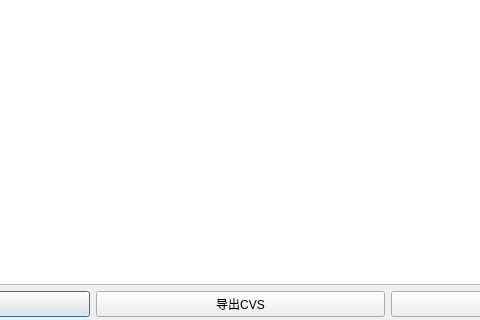
VeinySoft/BeiJingQiXiang2018, file RadarEchoTracking/SectionDialog.ui: the form before one commit; both pictures show x 201 to 681 and y 128 to 448 of the 883 by 448 pixel window.
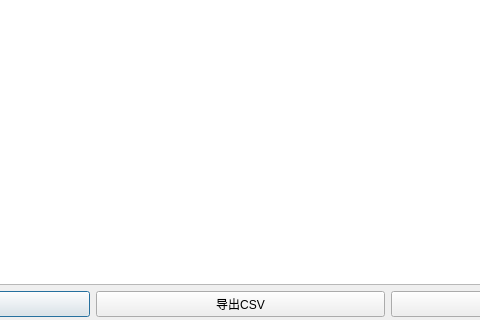
The form after the commit.

```diff
--- a/RadarEchoTracking/SectionDialog.ui
+++ b/RadarEchoTracking/SectionDialog.ui
@@ -37,7 +37,7 @@
        <item>
         <widget class="QPushButton" name="pushButton_2">
          <property name="text">
-          <string>导出CVS</string>
+          <string>导出CSV</string>
          </property>
         </widget>
        </item>
```
